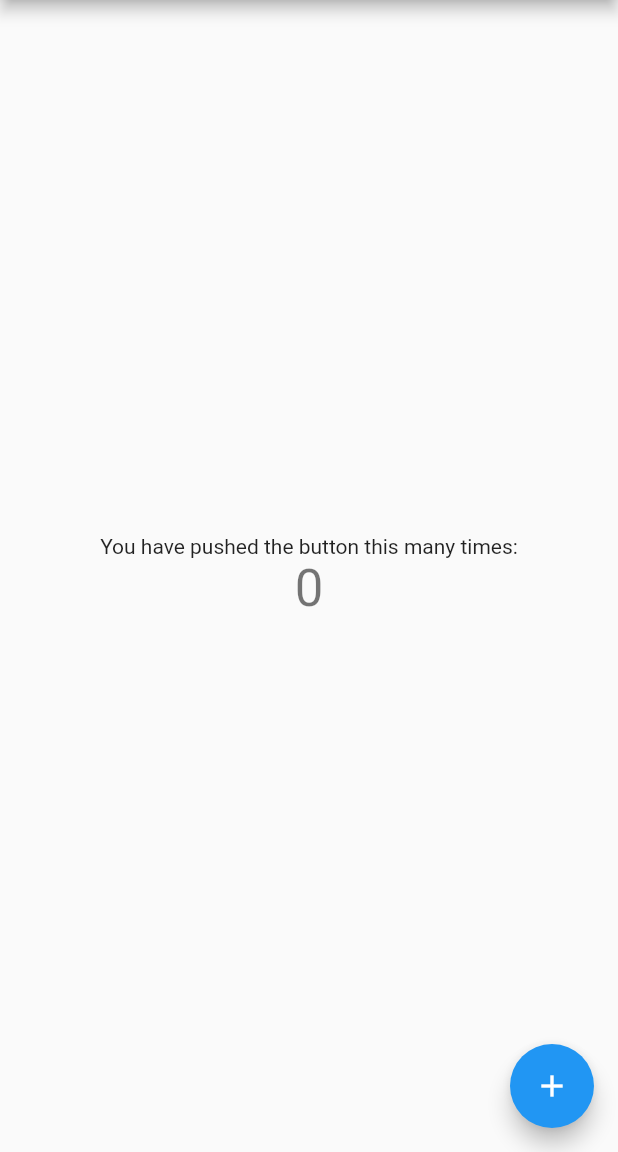
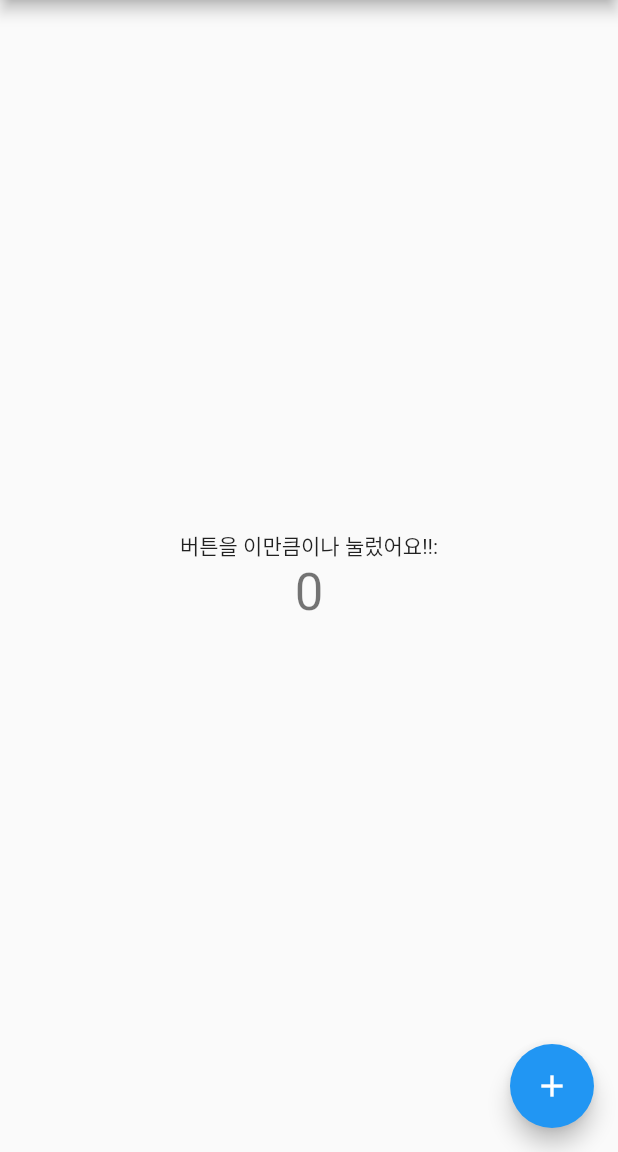
Before and after one commit to gowoonsori/weTaYo, a Flutter app: the screen it shows after launch, on a phone screen of 412 x 824 dp, the part 84-1236 px from its top. Run offline on Flutter 3.47's test engine with Material 2 defaults, Android fonts, the phone set to English and light mode, and no system bars.

Commit message:
한글로 조금 바꿔봤어요.

```diff
--- a/wetayo_app/lib/main.dart
+++ b/wetayo_app/lib/main.dart
@@ -98,7 +98,7 @@ class _MyHomePageState extends State<MyHomePage> {
           mainAxisAlignment: MainAxisAlignment.center,
           children: <Widget>[
             Text(
-              'You have pushed the button this many times:',
+              '버튼을 이만큼이나 눌렀어요!!:',
             ),
             Text(
               '$_counter',
```
